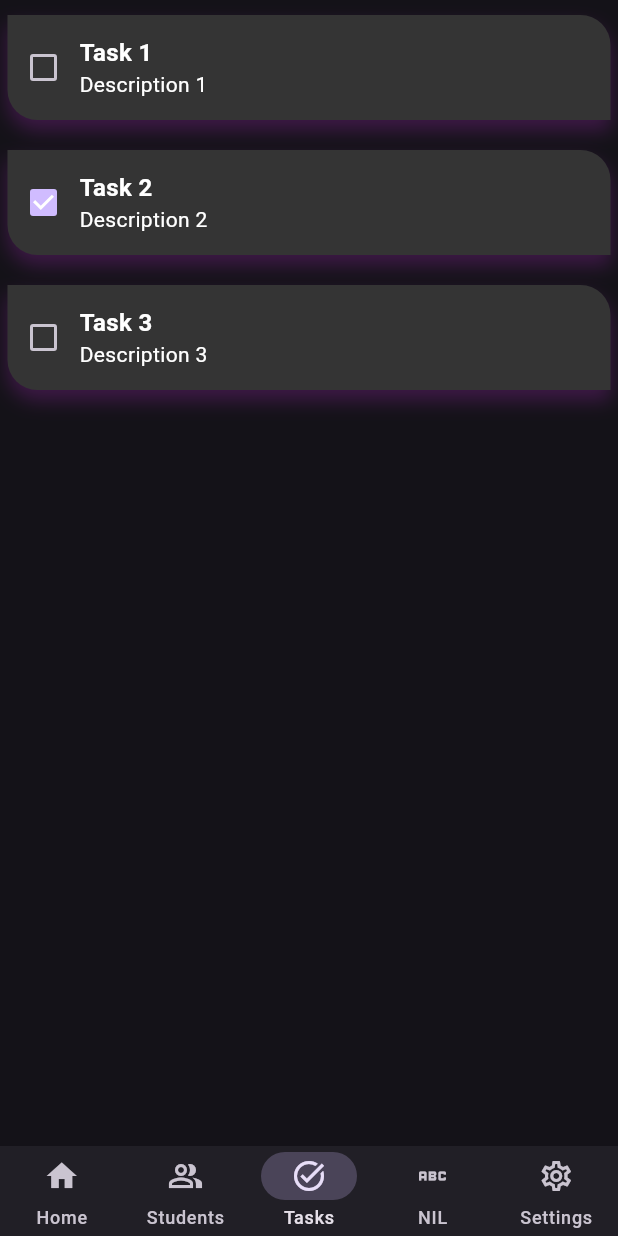
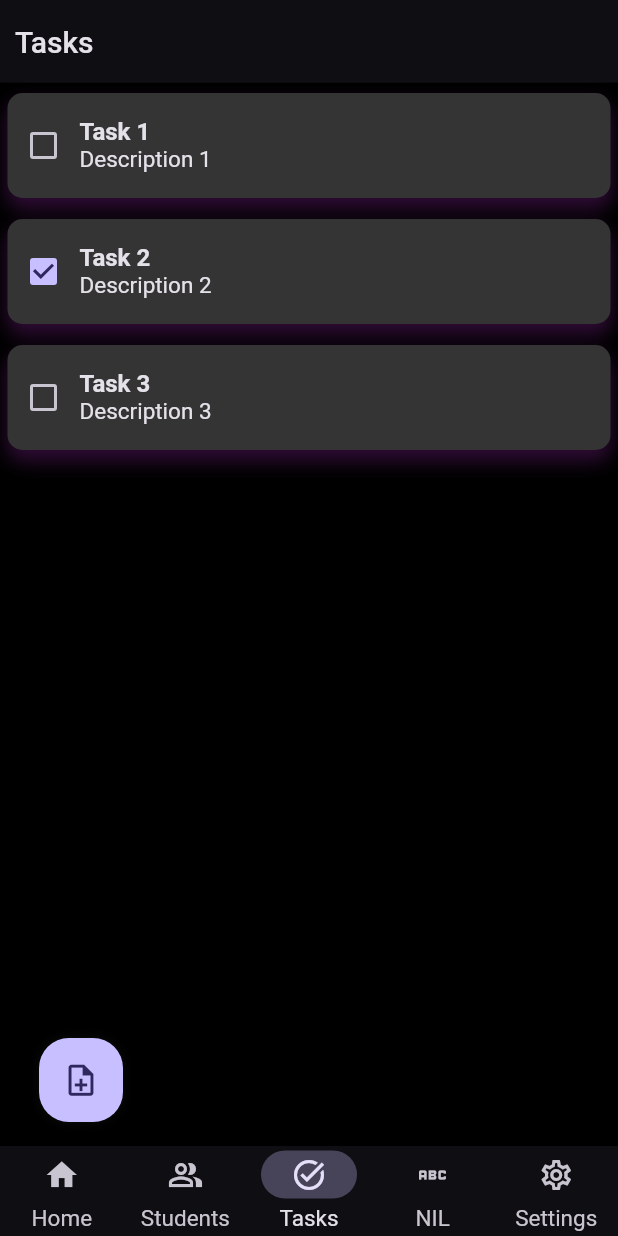
Before and after one commit to Laesx/ark_tasks, a Flutter app: the screen it shows after launch, item 3 of the bottom bar chosen, on a phone screen of 412 x 824 dp. Run offline on Flutter 3.47's test engine with Material 3 defaults, Android fonts, the light colour scheme and no system bars; our stand-ins replace flutter_riverpod, go_router, sqflite; accounts and stored records are empty; network calls fail; Roboto replaces fonts that are missing (Rubik).

Commit message:
Modified Tasks a little

```diff
--- a/lib/main.dart
+++ b/lib/main.dart
@@ -2,7 +2,7 @@ import 'package:flutter/material.dart';
 import 'package:flutter_riverpod/flutter_riverpod.dart';
 import 'package:go_router/go_router.dart';
 import 'app_routes/app_routes.dart';
-import 'theme/app_theme.dart';
+import 'utils/app_theme.dart';
 
 //void main() => runApp(MyApp());
 Future<void> main() async {
@@ -37,10 +37,17 @@ class AppState extends ConsumerState<MyApp> {
 
   @override
   Widget build(BuildContext context) {
+    // Preliminary theme data, possibly add several themes
+    final data = themeDataFrom(ColorScheme.fromSeed(
+        seedColor: Color(0xFFB4ABF5),
+        brightness: Brightness.dark,
+        background: Colors.black));
+
     return MaterialApp.router(
-      title: 'BlueArk',
+      title: 'Ark Jots',
       routerConfig: _router,
-      theme: AppTheme.darkTheme,
+      //theme: AppTheme.darkTheme,
+      theme: data,
       //darkTheme: AppTheme.darkTheme, // TODO: Implementar tema oscuro
       debugShowCheckedModeBanner: false,
     );
--- a/lib/screens/home/home_view.dart
+++ b/lib/screens/home/home_view.dart
@@ -53,7 +53,7 @@ class _HomeViewState extends State<HomeView>
         child: TabBarView(controller: _tabCtrl, children: [
           const Center(child: Text('Home')),
           StudentListWidget(),
-          TasksListWidget(),
+          TasksListWidget(ScrollController()),
           const Center(child: Text('Something')),
           const Center(child: Text('Settings')),
         ]));
--- a/lib/screens/home_screen.dart
+++ b/lib/screens/home_screen.dart
@@ -1,6 +1,5 @@
-import 'package:ark_jots/theme/app_theme.dart';
+import 'package:ark_jots/utils/app_theme.dart';
 import 'package:flutter/material.dart';
-import 'screens.dart';
 
 class HomeScreen extends StatefulWidget {
   const HomeScreen({Key? key}) : super(key: key);
--- a/lib/theme/app_theme.dart
+++ /dev/null
@@ -1,35 +0,0 @@
-import 'package:flutter/material.dart';
-
-class AppTheme {
-  static const Color primaryColor = Color.fromARGB(255, 36, 127, 255);
-  static const Color secondaryColor = Color.fromARGB(255, 145, 84, 251);
-  static const Color buttonColor = Colors.purple;
-  static const Color textColor = Colors.white;
-
-  static final ThemeData darkTheme = ThemeData.dark().copyWith(
-    appBarTheme: const AppBarTheme(color: primaryColor, elevation: 0),
-    listTileTheme: ListTileThemeData(
-      tileColor: Colors.grey[900],
-      selectedTileColor: Colors.grey[800],
-      selectedColor: Colors.white,
-      iconColor: Colors.white,
-      textColor: Colors.white,
-      contentPadding: EdgeInsets.symmetric(horizontal: 20),
-    ),
-    inputDecorationTheme: const InputDecorationTheme(
-        border: OutlineInputBorder(
-          borderSide: BorderSide(color: primaryColor),
-        ),
-        enabledBorder: OutlineInputBorder(
-          borderSide: BorderSide(color: secondaryColor),
-        ),
-        focusedBorder: OutlineInputBorder(
-            borderSide: BorderSide(color: secondaryColor),
-            borderRadius: BorderRadius.only(
-                topRight: Radius.circular(20),
-                bottomLeft: Radius.circular(20))),
-        floatingLabelStyle: TextStyle(color: Colors.white),
-        iconColor: secondaryColor,
-        suffixIconColor: secondaryColor),
-  );
-}
--- /dev/null
+++ b/lib/utils/app_theme.dart
@@ -0,0 +1,182 @@
+import 'package:ark_jots/utils/consts.dart';
+import 'package:flutter/material.dart';
+
+class AppTheme {
+  static const Color primaryColor = Color.fromARGB(255, 36, 127, 255);
+  static const Color secondaryColor = Color.fromARGB(255, 145, 84, 251);
+  static const Color buttonColor = Colors.purple;
+  static const Color textColor = Colors.white;
+
+  static final ThemeData darkTheme = ThemeData.dark().copyWith(
+    appBarTheme: const AppBarTheme(color: primaryColor, elevation: 0),
+    listTileTheme: ListTileThemeData(
+      tileColor: Colors.grey[900],
+      selectedTileColor: Colors.grey[800],
+      selectedColor: Colors.white,
+      iconColor: Colors.white,
+      textColor: Colors.white,
+      contentPadding: EdgeInsets.symmetric(horizontal: 20),
+    ),
+    inputDecorationTheme: const InputDecorationTheme(
+        border: OutlineInputBorder(
+          borderSide: BorderSide(color: primaryColor),
+        ),
+        enabledBorder: OutlineInputBorder(
+          borderSide: BorderSide(color: secondaryColor),
+        ),
+        focusedBorder: OutlineInputBorder(
+            borderSide: BorderSide(color: secondaryColor),
+            borderRadius: BorderRadius.only(
+                topRight: Radius.circular(20),
+                bottomLeft: Radius.circular(20))),
+        floatingLabelStyle: TextStyle(color: Colors.white),
+        iconColor: secondaryColor,
+        suffixIconColor: secondaryColor),
+  );
+}
+
+class ColorSeed {
+  const ColorSeed(this.seed);
+
+  final Color seed;
+
+  ColorScheme scheme(Brightness brightness) =>
+      ColorScheme.fromSeed(seedColor: seed, brightness: brightness);
+}
+
+const colorSeeds = {
+  'Navy': ColorSeed(Color(0xFF45A0F2)),
+  'Mint': ColorSeed(Color(0xFF2AB8B8)),
+  'Lavender': ColorSeed(Color(0xFFB4ABF5)),
+  'Caramel': ColorSeed(Color(0xFFF78204)),
+  'Forest': ColorSeed(Color(0xFF00FFA9)),
+  'Wine': ColorSeed(Color(0xFF894771)),
+  'Mustard': ColorSeed(Color(0xFFFFBF02)),
+};
+
+ThemeData themeDataFrom(ColorScheme scheme) => ThemeData(
+      useMaterial3: true,
+      fontFamily: 'Rubik',
+      colorScheme: scheme,
+      scaffoldBackgroundColor: scheme.background,
+      disabledColor: scheme.surface,
+      unselectedWidgetColor: scheme.surface,
+      splashColor: scheme.onBackground.withAlpha(20),
+      highlightColor: Colors.transparent,
+      pageTransitionsTheme: const PageTransitionsTheme(
+        builders: {
+          TargetPlatform.android: ZoomPageTransitionsBuilder(),
+          TargetPlatform.iOS: CupertinoPageTransitionsBuilder(),
+        },
+      ),
+      cardTheme: const CardTheme(margin: EdgeInsets.all(0)),
+      iconTheme: IconThemeData(
+        color: scheme.onSurfaceVariant,
+        size: Consts.iconBig,
+      ),
+      navigationBarTheme: NavigationBarThemeData(
+        backgroundColor: scheme.surface.withAlpha(190),
+        labelBehavior: NavigationDestinationLabelBehavior.alwaysShow,
+      ),
+      elevatedButtonTheme: ElevatedButtonThemeData(
+        style: ElevatedButton.styleFrom(
+          backgroundColor: scheme.primary,
+          foregroundColor: scheme.onPrimary,
+          textStyle: const TextStyle(fontWeight: FontWeight.w500),
+        ),
+      ),
+      chipTheme: ChipThemeData(
+        labelStyle: TextStyle(
+          color: scheme.onSecondaryContainer,
+          fontWeight: FontWeight.normal,
+        ),
+      ),
+      segmentedButtonTheme: const SegmentedButtonThemeData(
+        style: ButtonStyle(tapTargetSize: MaterialTapTargetSize.shrinkWrap),
+      ),
+      listTileTheme: const ListTileThemeData(
+        contentPadding: EdgeInsets.symmetric(horizontal: 10),
+      ),
+      typography: Typography.material2014(),
+      textTheme: TextTheme(
+        titleLarge: TextStyle(
+          fontSize: Consts.fontBig,
+          color: scheme.onBackground,
+          fontWeight: FontWeight.w500,
+        ),
+        titleMedium: TextStyle(
+          fontSize: Consts.fontMedium,
+          color: scheme.onBackground,
+          fontWeight: FontWeight.w500,
+        ),
+        titleSmall: TextStyle(
+          fontSize: Consts.fontMedium,
+          color: scheme.onSurfaceVariant,
+          fontWeight: FontWeight.w500,
+        ),
+        bodyLarge: TextStyle(
+          fontSize: Consts.fontMedium,
+          color: scheme.primary,
+          fontWeight: FontWeight.normal,
+        ),
+        bodyMedium: TextStyle(
+          fontSize: Consts.fontMedium,
+          color: scheme.onBackground,
+          fontWeight: FontWeight.normal,
+        ),
+        labelMedium: TextStyle(
+          fontSize: Consts.fontMedium,
+          color: scheme.onSurfaceVariant,
+          fontWeight: FontWeight.normal,
+        ),
+        labelSmall: TextStyle(
+          fontSize: Consts.fontSmall,
+          color: scheme.onSurfaceVariant,
+          fontWeight: FontWeight.normal,
+        ),
+      ),
+      textSelectionTheme: TextSelectionThemeData(
+        cursorColor: scheme.primary,
+        selectionHandleColor: scheme.primary,
+        selectionColor: scheme.primary.withAlpha(50),
+      ),
+      dividerTheme: const DividerThemeData(thickness: 1),
+      dialogTheme: DialogTheme(
+        backgroundColor: scheme.surface,
+        titleTextStyle: TextStyle(
+          fontSize: Consts.fontMedium,
+          color: scheme.onSurface,
+          fontWeight: FontWeight.w500,
+        ),
+        contentTextStyle: TextStyle(
+          fontSize: Consts.fontMedium,
+          color: scheme.onSurface,
+          fontWeight: FontWeight.normal,
+        ),
+      ),
+      tooltipTheme: TooltipThemeData(
+        padding: Consts.padding,
+        textStyle: TextStyle(color: scheme.onSurfaceVariant),
+        decoration: BoxDecoration(
+          color: scheme.surfaceVariant,
+          borderRadius: Consts.borderRadiusMin,
+          boxShadow: [BoxShadow(color: scheme.background, blurRadius: 10)],
+        ),
+      ),
+      scrollbarTheme: ScrollbarThemeData(
+        radius: Consts.radiusMin,
+        thumbColor: MaterialStateProperty.all(scheme.primary),
+      ),
+      inputDecorationTheme: InputDecorationTheme(
+        isDense: true,
+        hintStyle: TextStyle(
+          fontSize: Consts.fontMedium,
+          color: scheme.onSurfaceVariant,
+          fontWeight: FontWeight.normal,
+        ),
+        border: const OutlineInputBorder(
+          borderRadius: Consts.borderRadiusMax,
+          borderSide: BorderSide.none,
+        ),
+      ),
+    );
--- a/lib/widgets/tasks/task_widget.dart
+++ b/lib/widgets/tasks/task_widget.dart
@@ -1,4 +1,5 @@
 import 'package:ark_jots/models/task.dart';
+import 'package:ark_jots/utils/consts.dart';
 import 'package:flutter/material.dart';
 
 class TaskWidget extends StatelessWidget {
@@ -13,12 +14,11 @@ class TaskWidget extends StatelessWidget {
       child: Container(
         width: double.infinity,
         height: 70,
-        margin: const EdgeInsets.only(top: 10, bottom: 10),
+        margin: const EdgeInsets.only(top: 7, bottom: 7),
         decoration: BoxDecoration(
+            // TODO: Remove this color and use the theme color
             color: const Color.fromARGB(255, 52, 52, 52),
-            // o poner el Borde Simple...
-            borderRadius: const BorderRadius.only(
-                topRight: Radius.circular(20), bottomLeft: Radius.circular(20)),
+            borderRadius: Consts.borderRadiusMin,
             boxShadow: [
               BoxShadow(
                 color: Colors.purple.withOpacity(0.3),
@@ -57,39 +57,13 @@ class _TaskCheckboxState extends State<_TaskCheckbox> {
   @override
   Widget build(BuildContext context) {
     return Checkbox(
-      checkColor: Colors.white,
+      //checkColor: Colors.white,
       value: widget.isComplete,
       onChanged: (bool? value) {
         setState(() {
           widget.isComplete = value!;
         });
       },
-    );
-  }
-}
-
-class _TagDescription extends StatelessWidget {
-  final String descripcion;
-
-  const _TagDescription({
-    super.key,
-    required this.descripcion,
-  });
-
-  @override
-  Widget build(BuildContext context) {
-    return Container(
-      width: 100,
-      height: 70,
-      alignment: Alignment.center,
-      decoration: BoxDecoration(
-          color: Colors.indigo,
-          borderRadius: BorderRadius.only(
-              topRight: Radius.circular(25), bottomLeft: Radius.circular(25))),
-      child: Text(
-        '$descripcion€',
-        style: TextStyle(fontSize: 20, color: Colors.white),
-      ),
     );
   }
 }
@@ -113,14 +87,13 @@ class _TaskDetails extends StatelessWidget {
       children: [
         Text(
           task.title,
-          style: TextStyle(
-              fontSize: 16, color: Colors.white, fontWeight: FontWeight.bold),
+          style: TextStyle(fontSize: 16, fontWeight: FontWeight.bold),
           maxLines: 1,
           overflow: TextOverflow.ellipsis,
         ),
         Text(
           task.description ?? "",
-          style: TextStyle(fontSize: 14, color: Colors.white),
+          //style: TextStyle(fontSize: 14, color: Colors.white),
           maxLines: 1,
           overflow: TextOverflow.ellipsis,
         ),
--- a/lib/widgets/tasks/tasks_list_widget.dart
+++ b/lib/widgets/tasks/tasks_list_widget.dart
@@ -1,3 +1,6 @@
+import 'package:ark_jots/widgets/layouts/floating_bar.dart';
+import 'package:ark_jots/widgets/layouts/scaffolds.dart';
+import 'package:ark_jots/widgets/layouts/top_bar.dart';
 import 'package:ark_jots/widgets/tasks/task_widget.dart';
 import 'package:flutter/material.dart';
 import 'package:ark_jots/models/task.dart';
@@ -28,16 +31,34 @@ class TasksListWidget extends StatelessWidget {
     ),
   ];
 
-  TasksListWidget({super.key});
+  final ScrollController scrollCtrl;
+
+  TasksListWidget(this.scrollCtrl, {super.key});
 
   @override
   Widget build(BuildContext context) {
-    return ListView.builder(
-      itemCount: tasks.length,
-      itemBuilder: (context, index) {
-        final task = tasks[index];
-        return TaskWidget(task: task);
-      },
+    return TabScaffold(
+      floatingBar: FloatingBar(scrollCtrl: scrollCtrl, children: [
+        ActionButton(
+            icon: Icons.note_add_outlined,
+            tooltip: "New Note",
+            onTap: () => null)
+      ]),
+      topBar: TopBar(
+        canPop: false,
+        title: "Tasks",
+      ),
+      child: Padding(
+        // This padding should be done more elegantly so I don't have to put it everywhere
+        padding: const EdgeInsets.only(top: TopBar.height),
+        child: ListView.builder(
+          itemCount: tasks.length,
+          itemBuilder: (context, index) {
+            final task = tasks[index];
+            return TaskWidget(task: task);
+          },
+        ),
+      ),
     );
   }
 }
--- a/lib/widgets/widgets.dart
+++ /dev/null
@@ -1 +0,0 @@
-export 'students/student_widget.dart';
```
